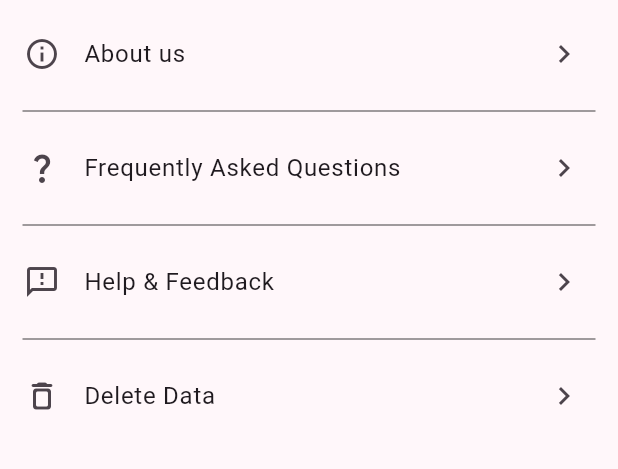
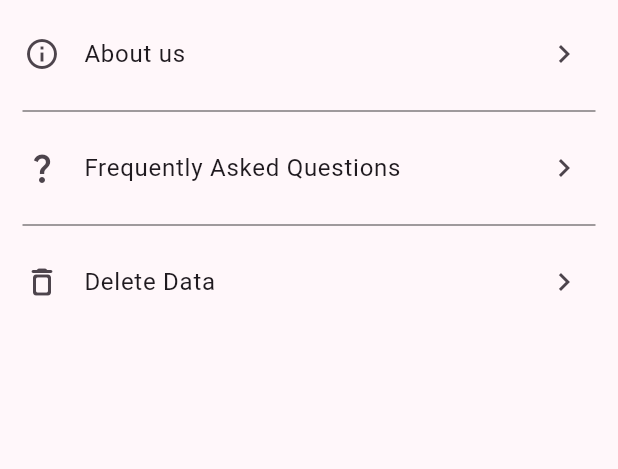
Before and after one commit to YoungMayor/todoman, a Flutter app: the SettingsScreen screen opened directly, on a phone screen of 412 x 824 dp, the part 405-874 px from its top. Run offline on Flutter 3.47's test engine with Material 3 defaults, Android fonts, the light colour scheme and no system bars; our stand-ins replace drift, flutter_markdown, flutter_onboarding_slider, flutter_svg, google_fonts, shared_preferences and 1 more; missing offline and left inert: sqlite3; accounts and stored records are empty; generated files the repository leaves out were written again; Roboto replaces fonts that are missing (Acme).

Commit message:
Update settings_screen.dart

```diff
--- a/lib/screens/settings_screen.dart
+++ b/lib/screens/settings_screen.dart
@@ -4,7 +4,7 @@ import 'package:google_fonts/google_fonts.dart';
 import 'package:todoman/screens/settings/about_us_screen.dart';
 import 'package:todoman/screens/settings/delete_data_screen.dart';
 import 'package:todoman/screens/settings/faq_screen.dart';
-import 'package:todoman/screens/settings/help_and_feedback_screen.dart';
+// import 'package:todoman/screens/settings/help_and_feedback_screen.dart';
 
 class SettingsScreen extends StatelessWidget {
   SettingsScreen({super.key});
@@ -12,7 +12,7 @@ class SettingsScreen extends StatelessWidget {
   final List<(String, IconData, Widget)> settingMenuItems = [
     ("About us", Icons.info_outline, const AboutUsScreen()),
     ("Frequently Asked Questions", Icons.question_mark, FAQScreen()),
-    ("Help & Feedback", Icons.feedback_outlined, const HelpAndFeedbackScreen()),
+    // ("Help & Feedback", Icons.feedback_outlined, const HelpAndFeedbackScreen()),
     ("Delete Data", Icons.delete_outline_rounded, const DeleteDataScreen()),
   ];
 
```
